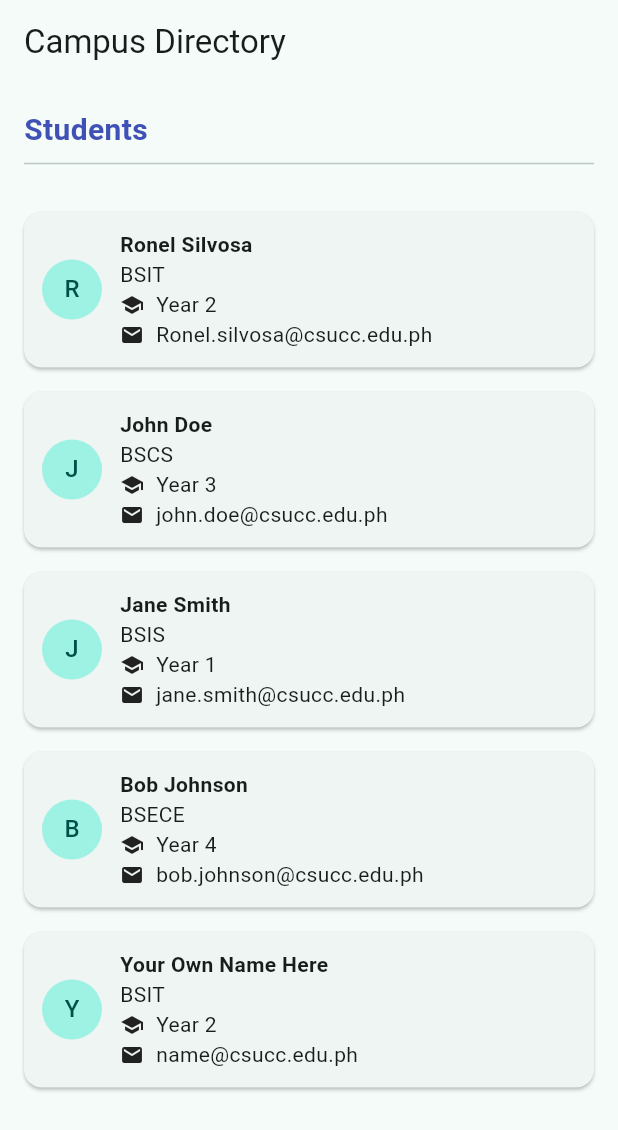
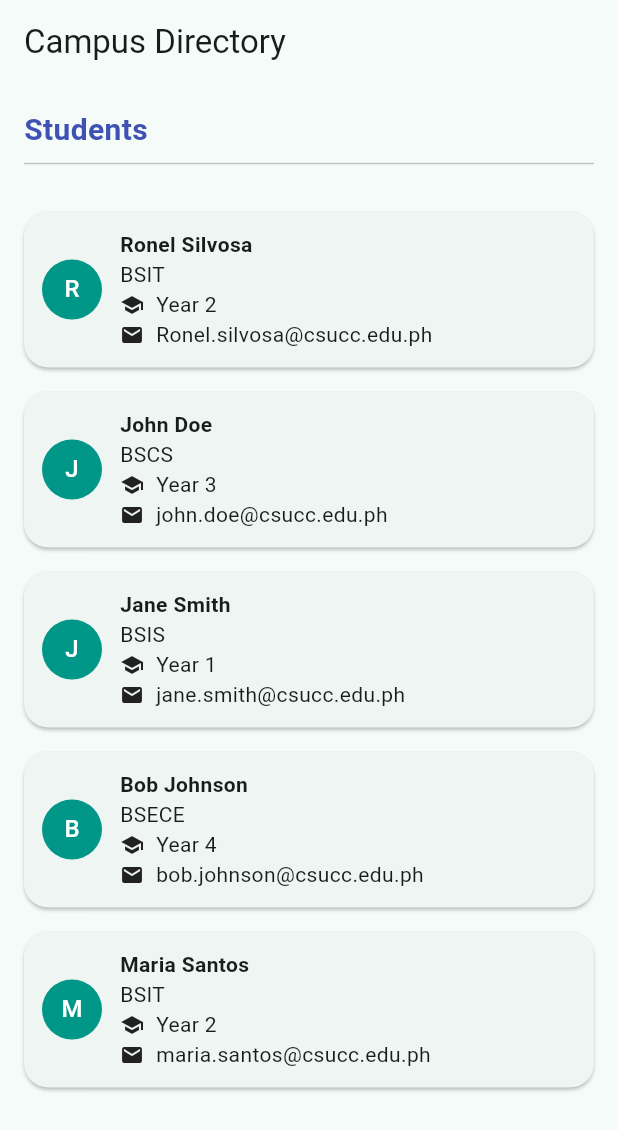
Before and after one commit to ronelwar1/stateless-lab-Silvosa, a Flutter app: the screen it shows after launch, on a phone screen of 412 x 824 dp. Shown: the top 1130 px of the screen. Run offline on Flutter 3.47's test engine with Material 3 defaults, Android fonts, the phone set to English and light mode, and no system bars.

Commit message:
Add rounded cards and avatar color customizations

```diff
--- a/lib/main.dart
+++ b/lib/main.dart
@@ -45,10 +45,10 @@ const List<Student> students = [
     email: 'bob.johnson@csucc.edu.ph',
   ),
     Student(
-    name: 'Your Own Name Here',
+    name: 'Maria Santos',
     course: 'BSIT',
     yearLevel: 2,
-    email: 'name@csucc.edu.ph',
+    email: 'maria.santos@csucc.edu.ph',
   ),
 ];
 
@@ -71,6 +71,7 @@ class DirectoryApp extends StatelessWidget {
 
 
 // ---------- Screen ----------
+// Stateless because the list it shows is hard-coded and never changes.
 class DirectoryScreen extends StatelessWidget {
   const DirectoryScreen({super.key});
 
@@ -88,8 +89,6 @@ class DirectoryScreen extends StatelessWidget {
   }
 }
 
-// ---------- Section header ----------
-// Stateless because it only displays the title it receives.
 // ---------- Section header ----------
 // Stateless because it only displays the title it receives.
 class SectionHeader extends StatelessWidget {
@@ -121,8 +120,6 @@ class SectionHeader extends StatelessWidget {
 
 // ---------- Info row ----------
 // Stateless because it only displays the icon and text it receives.
-// ---------- Info row ----------
-// Stateless because it only displays the icon and text it receives.
 class InfoRow extends StatelessWidget {
   final IconData icon;
   final String text;
@@ -151,12 +148,17 @@ class StudentCard extends StatelessWidget {
   @override
   Widget build(BuildContext context) {
       return Card(
+      shape: RoundedRectangleBorder(borderRadius: BorderRadius.circular(16)), // customization 2: rounded card corners
       margin: const EdgeInsets.symmetric(horizontal: 16, vertical: 8),
       child: Padding(
         padding: const EdgeInsets.all(12),
         child: Row(
           children: [
-            CircleAvatar(child: Text(student.name[0])),
+           CircleAvatar(
+              backgroundColor: Colors.teal, // customization 3: avatar color
+              foregroundColor: Colors.white,
+              child: Text(student.name[0]),
+            ),
             const SizedBox(width: 12),
             Expanded(
               child: Column(
```
